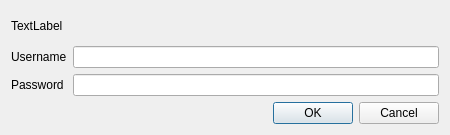
textbrowser/biblioteq, file UI/biblioteq_passwordPrompt.ui: the form before one commit.
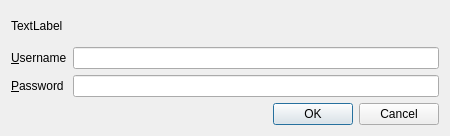
The form after the commit. Icons and pictures are not drawn.

```diff
--- a/UI/biblioteq_passwordPrompt.ui
+++ b/UI/biblioteq_passwordPrompt.ui
@@ -7,7 +7,7 @@
     <x>0</x>
     <y>0</y>
     <width>450</width>
-    <height>135</height>
+    <height>136</height>
    </rect>
   </property>
   <property name="windowTitle">
@@ -30,7 +30,10 @@
      <item row="0" column="0">
       <widget class="QLabel" name="label">
        <property name="text">
-        <string>Username</string>
+        <string>&amp;Username</string>
+       </property>
+       <property name="buddy">
+        <cstring>usernameLineEdit</cstring>
        </property>
       </widget>
      </item>
@@ -40,7 +43,10 @@
      <item row="1" column="0">
       <widget class="QLabel" name="label_2">
        <property name="text">
-        <string>Password</string>
+        <string>&amp;Password</string>
+       </property>
+       <property name="buddy">
+        <cstring>passwordLineEdit</cstring>
        </property>
       </widget>
      </item>
```
